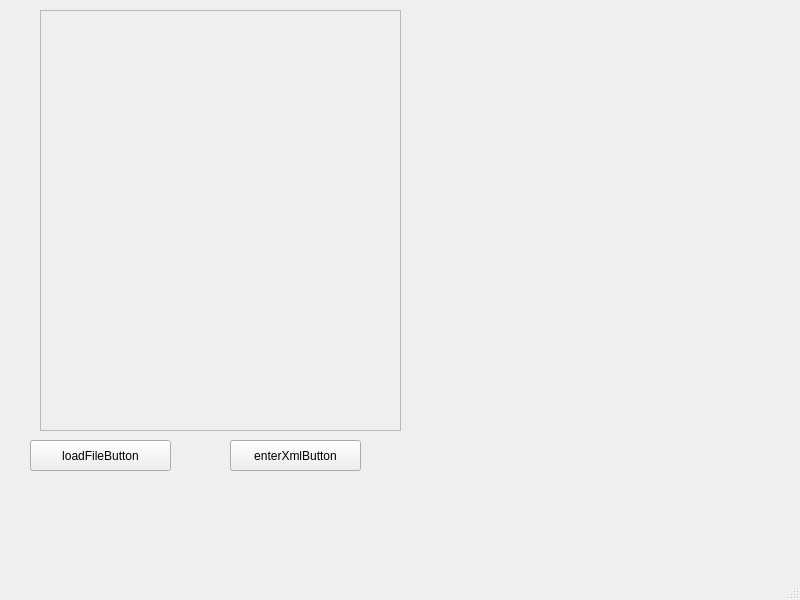
Before: the Qt Designer form Level_1/mainwindow.ui in XMLParserProject/XML-Parser, drawn with Qt 5.
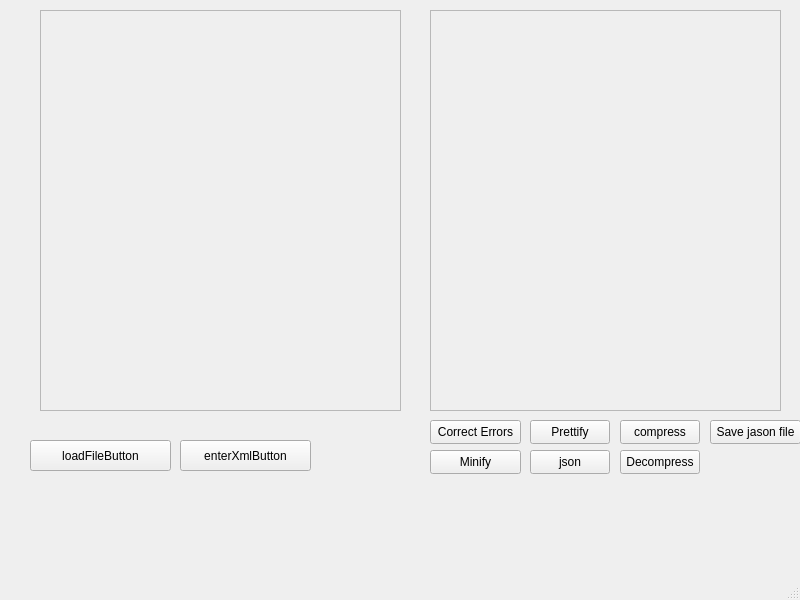
After: the same form once the commit is applied.

Diff of the .ui file:
```diff
--- a/Level_1/mainwindow.ui
+++ b/Level_1/mainwindow.ui
@@ -20,7 +20,7 @@
       <x>40</x>
       <y>10</y>
       <width>361</width>
-      <height>421</height>
+      <height>401</height>
      </rect>
     </property>
     <property name="widgetResizable">
@@ -32,7 +32,7 @@
        <x>0</x>
        <y>0</y>
        <width>359</width>
-       <height>419</height>
+       <height>399</height>
       </rect>
      </property>
      <widget class="QWidget" name="verticalLayoutWidget">
@@ -41,7 +41,7 @@
         <x>10</x>
         <y>0</y>
         <width>341</width>
-        <height>411</height>
+        <height>391</height>
        </rect>
       </property>
       <layout class="QVBoxLayout" name="verticalLayout"/>
@@ -64,7 +64,7 @@
    <widget class="QPushButton" name="enterXmlButton">
     <property name="geometry">
      <rect>
-      <x>230</x>
+      <x>180</x>
       <y>440</y>
       <width>131</width>
       <height>31</height>
@@ -74,6 +74,120 @@
      <string>enterXmlButton</string>
     </property>
    </widget>
+   <widget class="QPushButton" name="correctErrorsButton">
+    <property name="geometry">
+     <rect>
+      <x>430</x>
+      <y>420</y>
+      <width>91</width>
+      <height>24</height>
+     </rect>
+    </property>
+    <property name="text">
+     <string>Correct Errors</string>
+    </property>
+   </widget>
+   <widget class="QScrollArea" name="scrollArea_2">
+    <property name="geometry">
+     <rect>
+      <x>430</x>
+      <y>10</y>
+      <width>351</width>
+      <height>401</height>
+     </rect>
+    </property>
+    <property name="widgetResizable">
+     <bool>true</bool>
+    </property>
+    <widget class="QWidget" name="scrollAreaWidgetContents_2">
+     <property name="geometry">
+      <rect>
+       <x>0</x>
+       <y>0</y>
+       <width>349</width>
+       <height>399</height>
+      </rect>
+     </property>
+    </widget>
+   </widget>
+   <widget class="QPushButton" name="PrettifyingButton">
+    <property name="geometry">
+     <rect>
+      <x>530</x>
+      <y>420</y>
+      <width>80</width>
+      <height>24</height>
+     </rect>
+    </property>
+    <property name="text">
+     <string>Prettify</string>
+    </property>
+   </widget>
+   <widget class="QPushButton" name="ConvertToJsonButton">
+    <property name="geometry">
+     <rect>
+      <x>530</x>
+      <y>450</y>
+      <width>80</width>
+      <height>24</height>
+     </rect>
+    </property>
+    <property name="text">
+     <string>json</string>
+    </property>
+   </widget>
+   <widget class="QPushButton" name="MinifyingButton">
+    <property name="geometry">
+     <rect>
+      <x>430</x>
+      <y>450</y>
+      <width>91</width>
+      <height>24</height>
+     </rect>
+    </property>
+    <property name="text">
+     <string>Minify</string>
+    </property>
+   </widget>
+   <widget class="QPushButton" name="compressButton">
+    <property name="geometry">
+     <rect>
+      <x>620</x>
+      <y>420</y>
+      <width>80</width>
+      <height>24</height>
+     </rect>
+    </property>
+    <property name="text">
+     <string>compress</string>
+    </property>
+   </widget>
+   <widget class="QPushButton" name="DecompressButton">
+    <property name="geometry">
+     <rect>
+      <x>620</x>
+      <y>450</y>
+      <width>80</width>
+      <height>24</height>
+     </rect>
+    </property>
+    <property name="text">
+     <string>Decompress</string>
+    </property>
+   </widget>
+   <widget class="QPushButton" name="SavejasonButton">
+    <property name="geometry">
+     <rect>
+      <x>710</x>
+      <y>420</y>
+      <width>91</width>
+      <height>24</height>
+     </rect>
+    </property>
+    <property name="text">
+     <string>Save jason file</string>
+    </property>
+   </widget>
   </widget>
   <widget class="QMenuBar" name="menubar">
    <property name="geometry">
```
